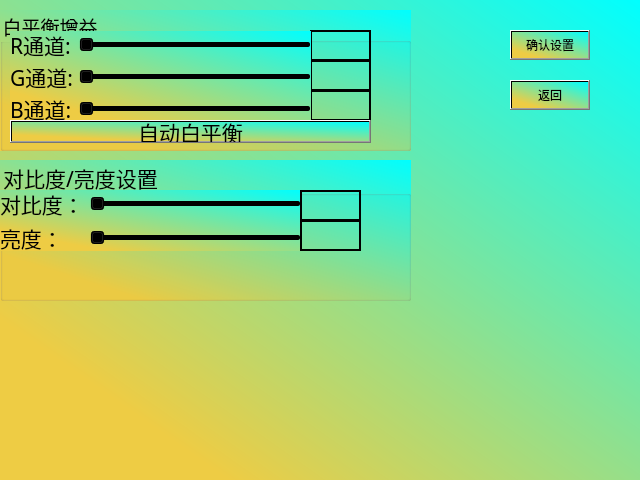
Before: the Qt Designer form pictureset_dialog.ui in SWX-TJ/RobotVisionClient, drawn with Qt 5.
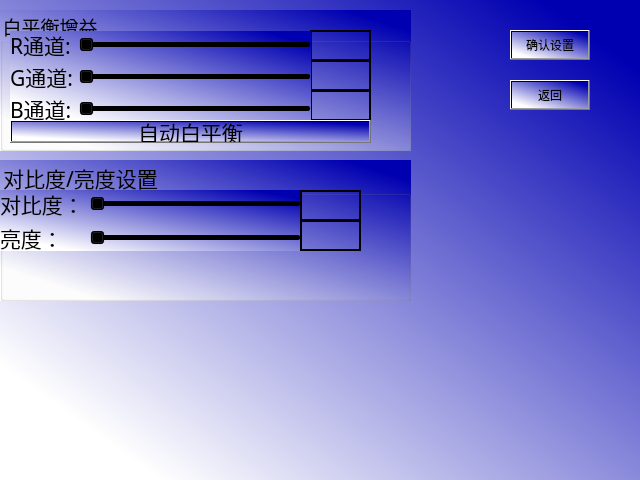
After: the same form once the commit is applied.

Patch:
```diff
--- a/pictureset_dialog.ui
+++ b/pictureset_dialog.ui
@@ -14,7 +14,7 @@
    <string>Dialog</string>
   </property>
   <property name="styleSheet">
-   <string notr="true">background-color: qlineargradient(spread:pad, x1:0.199, y1:0.852273, x2:1, y2:0, stop:0 rgba(238, 204, 68, 255), stop:1 rgba(0, 255, 255, 255));</string>
+   <string notr="true">background-color: qlineargradient(spread:pad, x1:0.136, y1:0.892, x2:0.920455, y2:0.074, stop:0 rgba(255, 255, 255, 255), stop:1 rgba(0, 0, 177, 255));</string>
   </property>
   <widget class="QGroupBox" name="groupBox">
    <property name="geometry">
```
